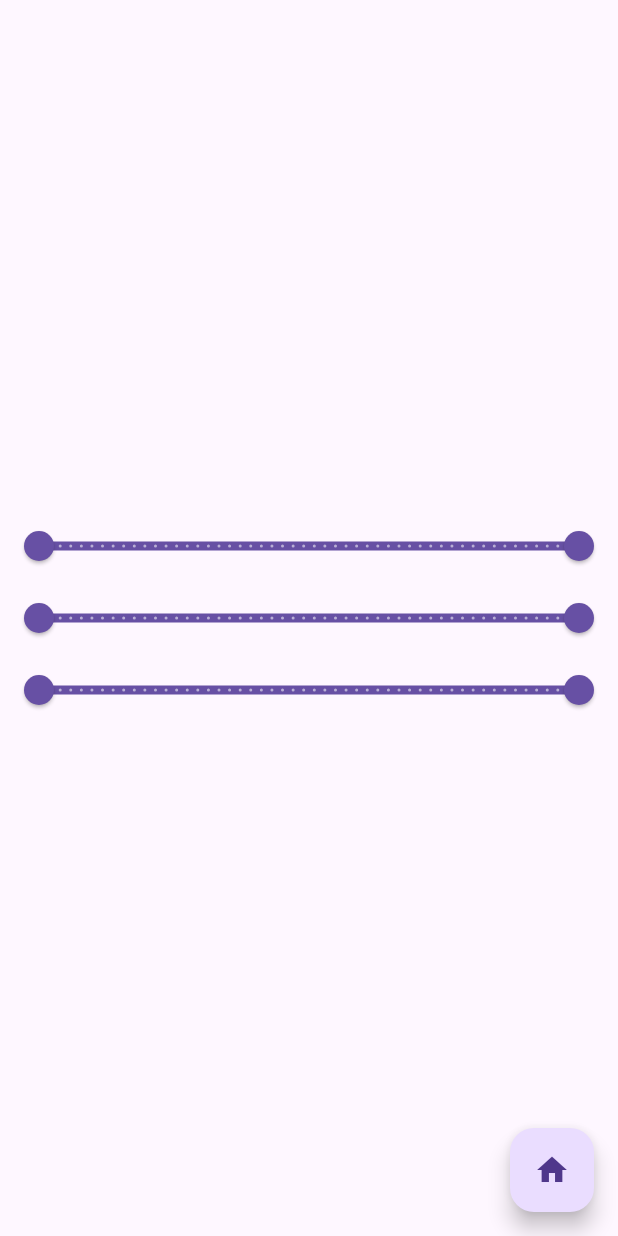
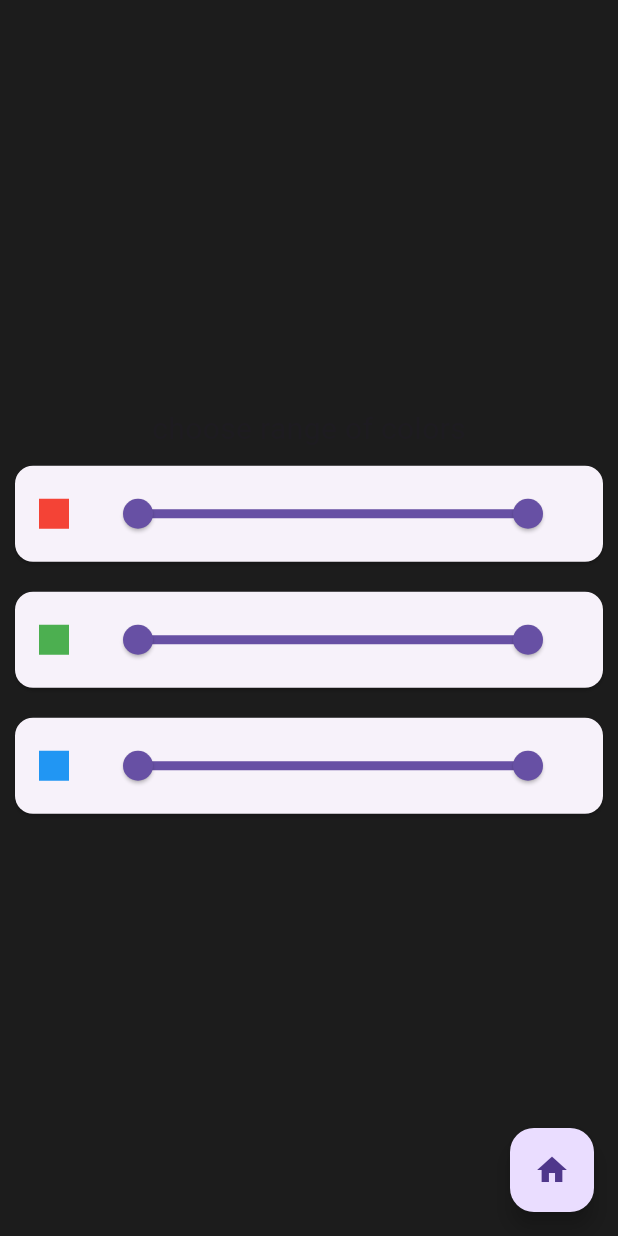
Before and after one commit to michalprog/test_app, a Flutter app: the SettingView screen opened by its route, on a phone screen of 412 x 824 dp. Run offline on Flutter 3.47's test engine with Material 3 defaults, Android fonts, the phone set to English and light mode, and no system bars; our stand-ins replace go_router.

Commit message:
adjustments settings view

```diff
--- /dev/null
+++ b/lib/enums_consts/enums.dart
@@ -0,0 +1,7 @@
+
+/// enum to select type of color for slider
+enum ColorType{
+  red ,
+  green ,
+  blue ,
+}
--- a/lib/models/color_model.dart
+++ b/lib/models/color_model.dart
@@ -1,3 +1,7 @@
+
+import 'package:flutter/material.dart';
+import 'package:test_app/enums_consts/enums.dart';
+
 class ColorModel {
   int _minRed = 0;
   int _maxRed = 255;
@@ -5,27 +9,31 @@ class ColorModel {
   int _maxGreen = 255;
   int _minBlue = 0;
   int _maxBlue = 255;
-  int get minRed => this._minRed;
-  int get maxRed => this._maxRed;
-  int get minGreen => this._minGreen;
-  int get maxGreen => this._maxGreen;
-  int get minBlue => this._minBlue;
-  int get maxBlue => this._maxBlue;
-  void changeColors(int type, {required int minRgb, required int maxRgb}) {
+
+  /// getters for colors
+  int get minRed => _minRed;
+  int get maxRed => _maxRed;
+  int get minGreen => _minGreen;
+  int get maxGreen => _maxGreen;
+  int get minBlue => _minBlue;
+  int get maxBlue => _maxBlue;
+
+  /// function which set the color for type used by slider
+  void changeColors(ColorType type, {required int minRgb, required int maxRgb}) {
     switch (type) {
-      case 0:
+      case ColorType.red:
         {
           _minRed = minRgb;
           _maxRed = maxRgb;
           break;
         }
-      case 1:
+      case ColorType.green:
         {
           _minGreen = minRgb;
           _maxGreen = maxRgb;
           break;
         }
-      case 2:
+      case ColorType.blue:
         {
           _minBlue = minRgb;
           _maxBlue = maxRgb;
@@ -33,4 +41,18 @@ class ColorModel {
         }
     }
   }
+  RangeValues getRange(ColorType type)
+  {
+    switch(type)
+        {
+      case ColorType.red:
+        return RangeValues(_minRed.toDouble(), _maxRed.toDouble());
+      case ColorType.green:
+        return RangeValues(_minGreen.toDouble(), _maxGreen.toDouble());
+      case ColorType.blue:
+        return RangeValues(_minBlue.toDouble(), _maxBlue.toDouble());
+
+    }
+  }
+
 }
--- a/lib/provider/color_provider.dart
+++ b/lib/provider/color_provider.dart
@@ -4,10 +4,14 @@ import 'package:test_app/utils/color_utils.dart';
 
 ///  Provider for changing colors
 class ColorProvider extends ChangeNotifier {
-  /// Here i safe color that's change automaticly
+  ColorModel colorModel = ColorModel();
+  Color color = const Color.fromARGB(255, 255, 255, 255);
 
-  ColorModel colorModel =  ColorModel();
-  Color color = const Color.fromARGB(255, 255, 255, 255);
+  /// Here is safe color that's change automatically
+  ColorProvider() {
+    changeColor();
+  }
+
   ///  function  for color change
   void changeColor() {
     // provide random color
--- a/lib/utils/color_utils.dart
+++ b/lib/utils/color_utils.dart
@@ -1,6 +1,8 @@
 import 'dart:math';
 import 'dart:ui';
 
+import 'package:flutter/material.dart';
+import 'package:test_app/enums_consts/enums.dart';
 import 'package:test_app/models/color_model.dart';
 
 ///function for changing colors for  color provider
@@ -9,8 +11,24 @@ const int alpha=255;
 
   return Color.fromARGB(
     alpha,
-    Random().nextInt(colorModel.maxRed-colorModel.minRed+1)+colorModel.minRed,//Red
-    Random().nextInt(colorModel.maxGreen-colorModel.minGreen+1)+colorModel.minGreen, //Green
-    Random().nextInt(colorModel.maxBlue-colorModel.minBlue+1)+colorModel.minBlue, // Blue
+    Random().nextInt(colorModel.maxRed-colorModel.minRed+1)
+        +colorModel.minRed,//Red
+    Random().nextInt(colorModel.maxGreen-colorModel.minGreen+1)
+        +colorModel.minGreen, //Green
+    Random().nextInt(colorModel.maxBlue-colorModel.minBlue+1)
+        +colorModel.minBlue, // Blue
   );
 }
+//function for returning color from enum
+Color colorFromEnum(ColorType type)
+{
+  switch(type)
+  {
+    case ColorType.red:
+      return Colors.red;
+    case ColorType.green:
+      return Colors.green;
+    case ColorType.blue:
+      return Colors.blue;
+  }
+}
--- a/lib/widgets/slider_widget.dart
+++ b/lib/widgets/slider_widget.dart
@@ -1,8 +1,11 @@
 import 'package:flutter/material.dart';
+import 'package:test_app/enums_consts/enums.dart';
 import 'package:test_app/provider/color_provider.dart';
+import 'package:test_app/utils/color_utils.dart';
 
+// widgets for sliders that change range for generating random color
 class SliderWidget extends StatefulWidget {
-final int type;// 0-Red ,1-Green ,2 Blue
+final ColorType type;// 0-Red ,1-Green ,2 Blue
 final ColorProvider provider;
   const SliderWidget({required this.provider, required this.type, super.key});
 
@@ -11,12 +14,18 @@ final ColorProvider provider;
 }
 
 class _SliderWidgetState extends State<SliderWidget> {
-  RangeValues values = const RangeValues(0, 255);
+
   @override
   Widget build(BuildContext context) {
-    return RangeSlider(
+    RangeValues values = widget.provider.colorModel.getRange(widget.type);
+
+    return Card(
+      margin: EdgeInsets.all(10),
+      borderOnForeground: true,
+      child: ListTile(
+        leading: Container(height: 20,width: 20,color: colorFromEnum(widget.type),),
+        title: RangeSlider(
           values: values,
-      min: 0,
           max: 255,
           divisions: 51,
           labels: RangeLabels(
@@ -29,6 +38,8 @@ class _SliderWidgetState extends State<SliderWidget> {
               widget.provider.colorModel.changeColors(widget.type, minRgb: values.start.floor(), maxRgb: values.end.floor());
             });
           },
+        ),
+      ),
     );
   }
 }
--- a/lib/window_widgets/setting_view.dart
+++ b/lib/window_widgets/setting_view.dart
@@ -1,6 +1,7 @@
 import 'package:flutter/material.dart';
 import 'package:go_router/go_router.dart';
 import 'package:provider/provider.dart';
+import 'package:test_app/enums_consts/enums.dart';
 import 'package:test_app/provider/color_provider.dart';
 import 'package:test_app/widgets/slider_widget.dart';
 
@@ -16,16 +17,26 @@ class SettingView extends StatelessWidget {
       ),
 body: Consumer<ColorProvider>(
         builder: (context, colorProvider, child) {
-         return Column(
-            children: [
-              const Spacer(),
-              SliderWidget(provider: colorProvider, type: 0,),
-              SliderWidget(provider: colorProvider, type: 1,),
-              SliderWidget(provider: colorProvider, type: 2,),
-              const Spacer(),
+         return InkWell(
+           onTap: colorProvider.changeColor,
+           child: ColoredBox(
+             color: colorProvider.color,
+             child: Column(
+                children: [
+                  const Spacer(),
+                  const Text(
+                    "choose range of colors",
+                    style: TextStyle(fontSize: 20),
+                  ),
+                  SliderWidget(provider: colorProvider, type: ColorType.red,),
+                  SliderWidget(provider: colorProvider, type: ColorType.green,),
+                  SliderWidget(provider: colorProvider, type: ColorType.blue,),
+                  const Spacer(),
 
-            ],
-          );
+                ],
+              ),
+           ),
+         );
 
         }
 ),
```
Lines whose indentation alone changed are shown as unchanged.
